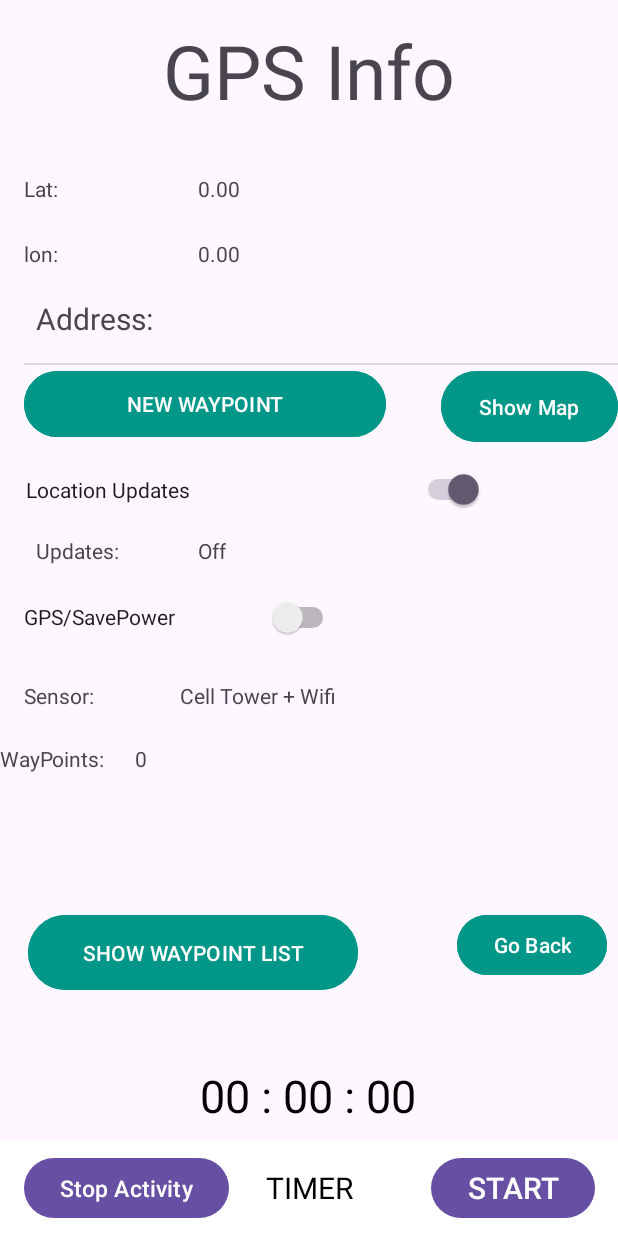
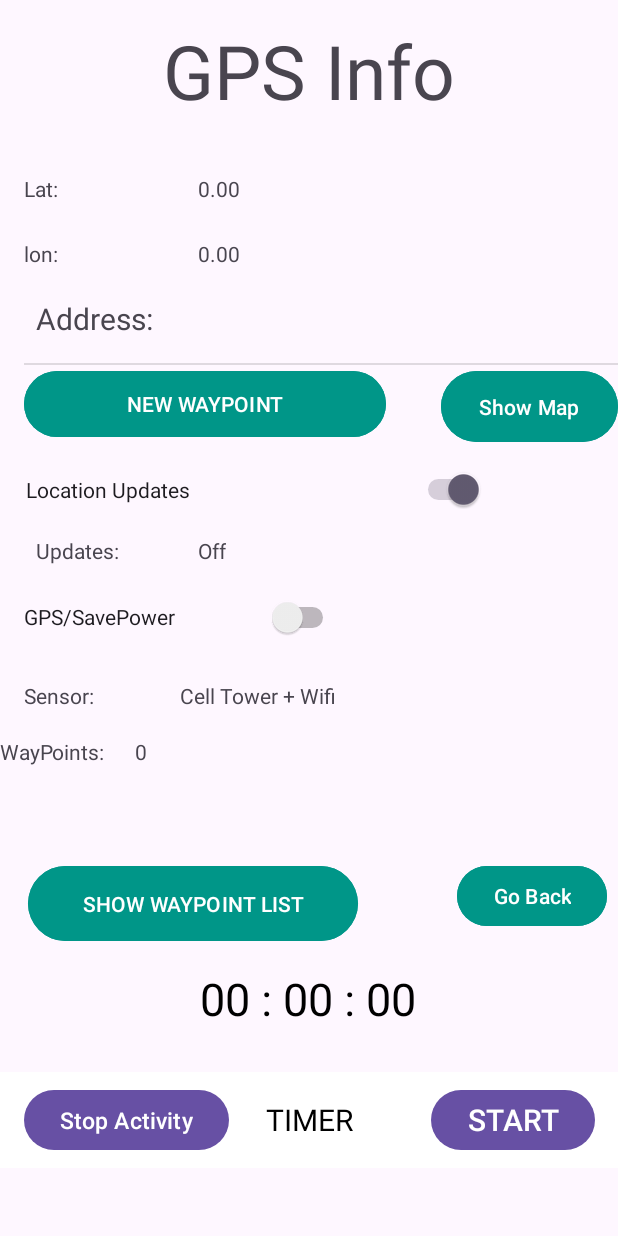
Before and after one commit to serraozturk/AGRIGPS, an Android app: the screen it shows after launch (GPSView), after a tap on "StartActivity", on a phone screen of 412 x 824 dp. Run offline under Robolectric (Android 15) with nearby library versions, the phone set to English and light mode, and no system bars.

```diff
--- a/app/src/main/java/edu/htwd/gpstracktutorial/GPSView.java
+++ b/app/src/main/java/edu/htwd/gpstracktutorial/GPSView.java
@@ -304,8 +304,8 @@ public class GPSView extends AppCompatActivity {
     public void resetTapped(View view)
     {
         AlertDialog.Builder resetAlert = new AlertDialog.Builder(this);
-        resetAlert.setTitle("Reset Timer");
-        resetAlert.setMessage("Are you sure that you want to stop activity, it will reset.");
+        resetAlert.setTitle("Finish Activity");
+        resetAlert.setMessage("Are you sure you want to finish the activity? ");
         resetAlert.setPositiveButton("Reset", new DialogInterface.OnClickListener()
         {
             @Override
--- a/app/src/main/res/layout/activity_gpsview.xml
+++ b/app/src/main/res/layout/activity_gpsview.xml
@@ -18,7 +18,7 @@
         app:layout_constraintHorizontal_bias="0.0"
         app:layout_constraintStart_toStartOf="parent"
         app:layout_constraintTop_toTopOf="parent"
-        app:layout_constraintVertical_bias="1.0"
+        app:layout_constraintVertical_bias="0.94"
         tools:ignore="MissingConstraints">
 
         <Button
@@ -68,7 +68,7 @@
         app:layout_constraintHorizontal_bias="0.498"
         app:layout_constraintStart_toStartOf="parent"
         app:layout_constraintTop_toTopOf="@+id/gpsinfo"
-        app:layout_constraintVertical_bias="0.905"
+        app:layout_constraintVertical_bias="0.821"
         tools:ignore="MissingConstraints" />
 
     <TextView
@@ -236,7 +236,7 @@
         app:layout_constraintHorizontal_bias="0.977"
         app:layout_constraintStart_toStartOf="parent"
         app:layout_constraintTop_toTopOf="parent"
-        app:layout_constraintVertical_bias="0.781" />
+        app:layout_constraintVertical_bias="0.739" />
 
     <TextView
         android:id="@+id/gpsinfo"
```
